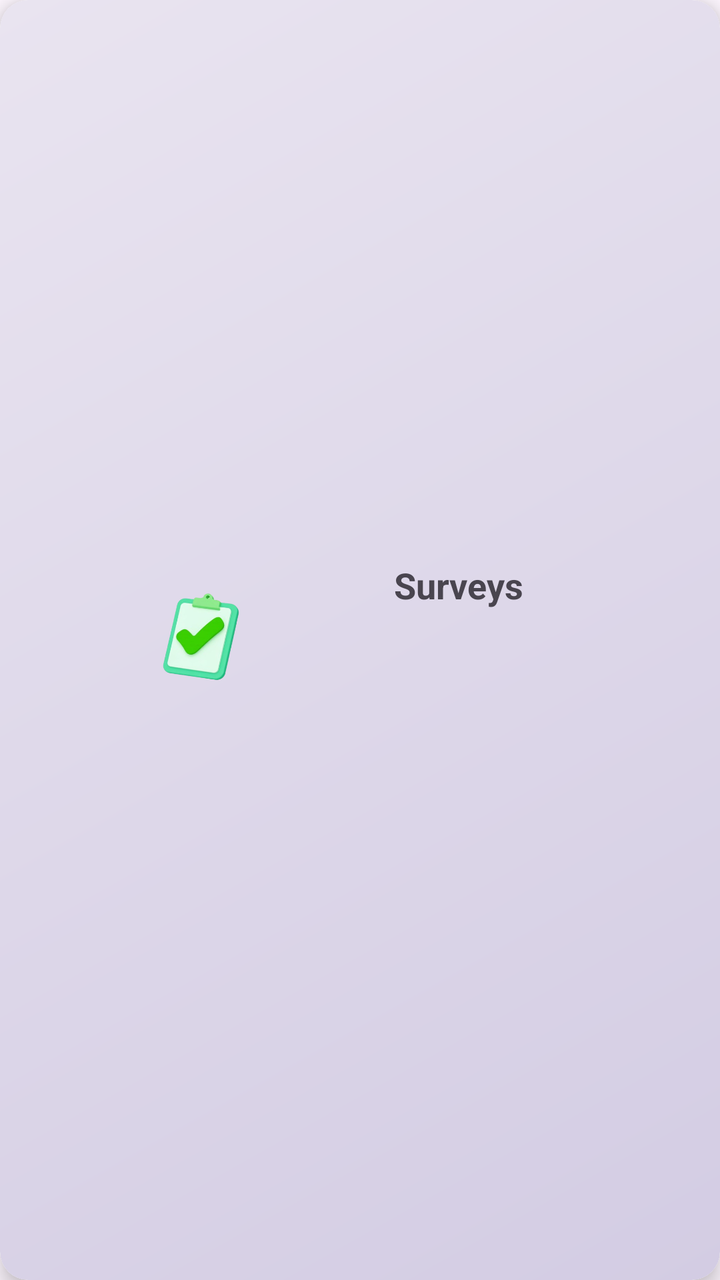
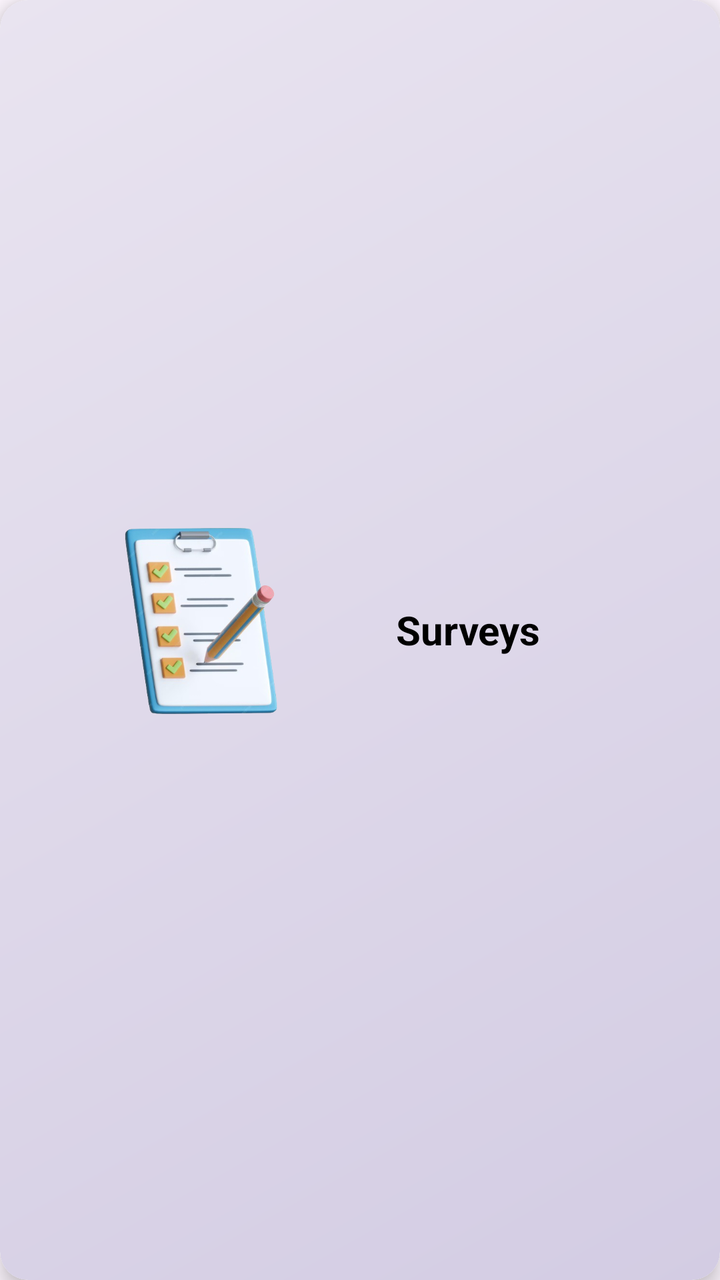

Before-and-after screenshots of an Android layout around one commit, followed by the original layout XML and the change that was made.
<!-- AndroidManifest.xml: application theme Theme.RGamer -->
<!-- res/layout/card_surveys.xml -->
<?xml version="1.0" encoding="utf-8"?>
<androidx.cardview.widget.CardView
    xmlns:android="http://schemas.android.com/apk/res/android"
    xmlns:app="http://schemas.android.com/apk/res-auto"
    android:id="@+id/card_surveys"
    android:layout_width="match_parent"
    android:layout_height="157dp"
    android:layout_marginBottom="12dp"
    app:cardCornerRadius="14dp"
    app:cardElevation="6dp">

    <LinearLayout
        android:layout_width="match_parent"
        android:layout_height="match_parent"
        android:padding="16dp"
        android:orientation="horizontal"
        android:background="@drawable/bg_card_gradient"
        android:gravity="center_vertical">

        <ImageView
            android:layout_width="169dp"
            android:layout_height="132dp"
            android:src="@drawable/ic_tasks" />

        <TextView
            android:layout_width="152dp"
            android:layout_height="79dp"
            android:layout_marginStart="12dp"
            android:layout_gravity="center"
            android:text="Surveys"
            android:textSize="18sp"
            android:textStyle="bold" />

    </LinearLayout>
</androidx.cardview.widget.CardView>
<!-- resources referenced by this layout -->
<resources>
  <!-- drawable bg_card_gradient (drawable) -->
  <?xml version="1.0" encoding="utf-8"?>
  <shape xmlns:android="http://schemas.android.com/apk/res/android"
      android:shape="rectangle">
  
      
      <corners android:radius="14dp" />
  
      
      <gradient
          android:startColor="#D3CCE3"
          android:endColor="#E9E4F0"
          android:angle="135" />
  
  </shape>
  <!-- drawable ic_tasks: png bitmap (drawable, 78738 bytes) -->
  <style name="Theme.RGamer" parent="Base.Theme.RGamer" />
  <style name="Base.Theme.RGamer" parent="Theme.Material3.DayNight.NoActionBar">
          
          
      </style>
</resources>

<!-- the commit's change to res/layout/card_surveys.xml (unified diff, before → after) -->
@@ -18,17 +18,18 @@
         android:gravity="center_vertical">
 
         <ImageView
-            android:layout_width="169dp"
-            android:layout_height="132dp"
-            android:src="@drawable/ic_tasks" />
+            android:layout_width="170dp"
+            android:layout_height="124dp"
+            android:src="@drawable/ic_survey" />
 
         <TextView
-            android:layout_width="152dp"
-            android:layout_height="79dp"
+            android:layout_width="212dp"
+            android:layout_height="37dp"
+            android:layout_gravity="center"
             android:layout_marginStart="12dp"
-            android:layout_gravity="center"
             android:text="Surveys"
-            android:textSize="18sp"
+            android:textColor="@color/black"
+            android:textSize="20dp"
             android:textStyle="bold" />
 
     </LinearLayout>
<!-- resource entries referenced after the edit -->
@@ -1,5 +1,6 @@
 <!-- resources referenced by this layout -->
 <resources>
+  <color name="black">#FF000000</color>
   <!-- drawable bg_card_gradient (drawable) -->
   <?xml version="1.0" encoding="utf-8"?>
   <shape xmlns:android="http://schemas.android.com/apk/res/android"
@@ -15,7 +16,7 @@
           android:angle="135" />
   
   </shape>
-  <!-- drawable ic_tasks: png bitmap (drawable, 78738 bytes) -->
+  <!-- drawable ic_survey: png bitmap (drawable, 152434 bytes) -->
   <style name="Theme.RGamer" parent="Base.Theme.RGamer" />
   <style name="Base.Theme.RGamer" parent="Theme.Material3.DayNight.NoActionBar">
           
